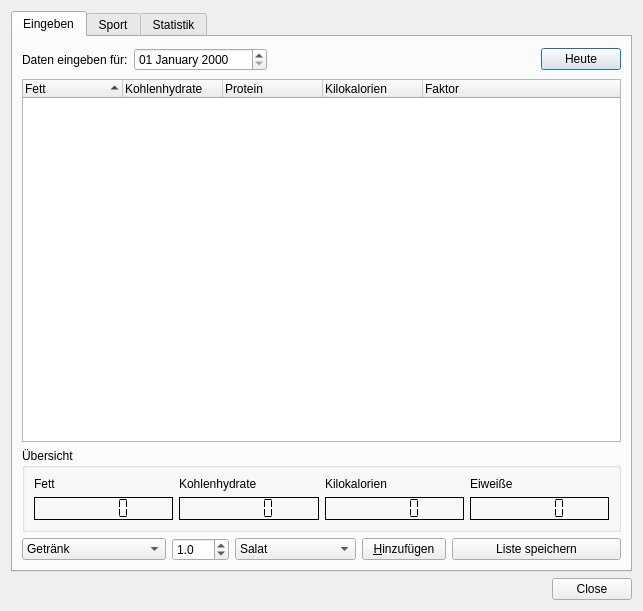
The window that maindlg.ui (cniehaus/tomate) describes before a commit, drawn with Qt 5.
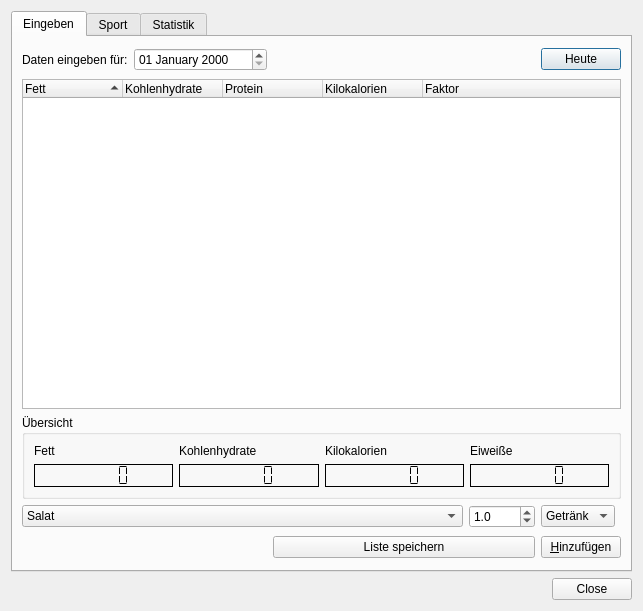
The same window after the commit.

Commit message: Many small improvements, Julia added Foof

Diff of the .ui file:
```diff
--- a/maindlg.ui
+++ b/maindlg.ui
@@ -33,14 +33,14 @@
          </property>
         </widget>
        </item>
-       <item row="0" column="1" colspan="3" >
+       <item row="0" column="1" >
         <widget class="QDateEdit" name="dateEdit" >
          <property name="displayFormat" >
           <string>dd MMMM yyyy</string>
          </property>
         </widget>
        </item>
-       <item row="0" column="4" colspan="3" >
+       <item row="0" column="2" colspan="2" >
         <spacer>
          <property name="orientation" >
           <enum>Qt::Horizontal</enum>
@@ -53,14 +53,14 @@
          </property>
         </spacer>
        </item>
-       <item row="0" column="7" >
+       <item row="0" column="4" >
         <widget class="QPushButton" name="todayButton" >
          <property name="text" >
           <string>Heute</string>
          </property>
         </widget>
        </item>
-       <item row="1" column="0" colspan="8" >
+       <item row="1" column="0" colspan="5" >
         <widget class="QTreeWidget" name="treeWidget" >
          <property name="sortingEnabled" >
           <bool>true</bool>
@@ -95,7 +95,7 @@
          </column>
         </widget>
        </item>
-       <item row="2" column="0" colspan="8" >
+       <item row="2" column="0" colspan="5" >
         <widget class="QGroupBox" name="groupBox" >
          <property name="title" >
           <string>Übersicht</string>
@@ -175,35 +175,14 @@
          </layout>
         </widget>
        </item>
-       <item row="3" column="0" colspan="2" >
-        <widget class="QComboBox" name="foodstyle" >
-         <item>
-          <property name="text" >
-           <string>Getränk</string>
-          </property>
-         </item>
-         <item>
-          <property name="text" >
-           <string>Essen</string>
-          </property>
-         </item>
-        </widget>
-       </item>
-       <item row="3" column="2" >
-        <widget class="QDoubleSpinBox" name="doubleSpinBox" >
-         <property name="decimals" >
-          <number>1</number>
-         </property>
-         <property name="minimum" >
-          <double>0.500000000000000</double>
-         </property>
-         <property name="value" >
-          <double>1.000000000000000</double>
-         </property>
-        </widget>
-       </item>
-       <item row="3" column="3" colspan="2" >
+       <item row="3" column="0" colspan="3" >
         <widget class="QComboBox" name="foodCombo" >
+         <property name="sizePolicy" >
+          <sizepolicy vsizetype="Fixed" hsizetype="MinimumExpanding" >
+           <horstretch>0</horstretch>
+           <verstretch>0</verstretch>
+          </sizepolicy>
+         </property>
          <property name="minimumSize" >
           <size>
            <width>50</width>
@@ -227,20 +206,84 @@
          </item>
         </widget>
        </item>
-       <item row="3" column="5" >
-        <widget class="QPushButton" name="addButton" >
-         <property name="text" >
-          <string>&amp;Hinzufügen</string>
+       <item row="3" column="3" >
+        <widget class="QDoubleSpinBox" name="doubleSpinBox" >
+         <property name="maximumSize" >
+          <size>
+           <width>70</width>
+           <height>16777215</height>
+          </size>
          </property>
+         <property name="decimals" >
+          <number>1</number>
+         </property>
+         <property name="minimum" >
+          <double>0.500000000000000</double>
+         </property>
+         <property name="value" >
+          <double>1.000000000000000</double>
+         </property>
         </widget>
        </item>
-       <item row="3" column="6" colspan="2" >
+       <item row="3" column="4" >
+        <widget class="QComboBox" name="foodstyle" >
+         <property name="sizePolicy" >
+          <sizepolicy vsizetype="Fixed" hsizetype="Fixed" >
+           <horstretch>0</horstretch>
+           <verstretch>0</verstretch>
+          </sizepolicy>
+         </property>
+         <item>
+          <property name="text" >
+           <string>Getränk</string>
+          </property>
+         </item>
+         <item>
+          <property name="text" >
+           <string>Essen</string>
+          </property>
+         </item>
+        </widget>
+       </item>
+       <item row="4" column="0" colspan="2" >
+        <spacer>
+         <property name="orientation" >
+          <enum>Qt::Horizontal</enum>
+         </property>
+         <property name="sizeHint" >
+          <size>
+           <width>221</width>
+           <height>27</height>
+          </size>
+         </property>
+        </spacer>
+       </item>
+       <item row="4" column="2" colspan="2" >
         <widget class="QPushButton" name="saveButton" >
+         <property name="sizePolicy" >
+          <sizepolicy vsizetype="Fixed" hsizetype="Minimum" >
+           <horstretch>0</horstretch>
+           <verstretch>0</verstretch>
+          </sizepolicy>
+         </property>
          <property name="text" >
           <string>Liste speichern</string>
          </property>
         </widget>
        </item>
+       <item row="4" column="4" >
+        <widget class="QPushButton" name="addButton" >
+         <property name="sizePolicy" >
+          <sizepolicy vsizetype="Fixed" hsizetype="Minimum" >
+           <horstretch>0</horstretch>
+           <verstretch>0</verstretch>
+          </sizepolicy>
+         </property>
+         <property name="text" >
+          <string>&amp;Hinzufügen</string>
+         </property>
+        </widget>
+       </item>
       </layout>
      </widget>
      <widget class="QWidget" name="Seite" >
```
The commit also changes 2 other files.
